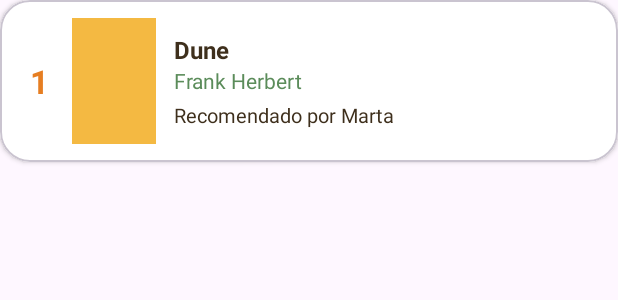
After one commit to lauramm200/LibrosAplicacion, an Android app: the layout item_libro_quiero.xml on its own in the app's theme, with its tools: preview values and no code run, on a phone screen of 412 x 824 dp. The commit adds this screen. Shown: the top 300 px of the screen. Run offline under Robolectric (Android 15) with nearby library versions, the phone set to English and light mode, and no system bars.

Commit message:
Fase4_LayoutQuieroLeer

```diff
--- /dev/null
+++ b/app/src/main/res/layout/item_libro_quiero.xml
@@ -0,0 +1,88 @@
+<?xml version="1.0" encoding="utf-8"?>
+<!-- FILA DE UN LIBRO "QUIERO LEER": puesto, portada y textos en horizontal.
+     Misma estructura que item_libro_leyendo, cambiando el boton por el numero. -->
+<com.google.android.material.card.MaterialCardView
+    xmlns:android="http://schemas.android.com/apk/res/android"
+    xmlns:app="http://schemas.android.com/apk/res-auto"
+    xmlns:tools="http://schemas.android.com/tools"
+    android:layout_width="match_parent"
+    android:layout_height="wrap_content"
+    android:layout_marginBottom="12dp"
+    app:cardBackgroundColor="@color/white"
+    app:cardCornerRadius="20dp"
+    app:cardElevation="2dp">
+
+    <!-- gravity center_vertical: centra numero, portada y textos en vertical -->
+    <LinearLayout
+        android:layout_width="match_parent"
+        android:layout_height="wrap_content"
+        android:gravity="center_vertical"
+        android:orientation="horizontal"
+        android:padding="12dp">
+
+        <!-- PUESTO en la lista (1, 2, 3...). minWidth reserva el mismo ancho
+             aunque el numero tenga una o dos cifras, para que las portadas queden alineadas -->
+        <TextView
+            android:id="@+id/tvPuesto"
+            android:layout_width="wrap_content"
+            android:layout_height="wrap_content"
+            android:gravity="center"
+            android:minWidth="28dp"
+            android:textColor="@color/naranja"
+            android:textSize="22sp"
+            android:textStyle="bold"
+            tools:text="1" />
+
+        <!-- PORTADA pequena -->
+        <ImageView
+            android:id="@+id/ivPortada"
+            android:layout_width="56dp"
+            android:layout_height="84dp"
+            android:layout_marginStart="8dp"
+            android:background="@color/amarillo"
+            android:contentDescription="@string/desc_portada"
+            android:scaleType="centerCrop" />
+
+        <!-- TEXTOS: width=0dp + weight=1 = ocupa el espacio restante -->
+        <LinearLayout
+            android:layout_width="0dp"
+            android:layout_height="wrap_content"
+            android:layout_marginStart="12dp"
+            android:layout_weight="1"
+            android:orientation="vertical">
+
+            <TextView
+                android:id="@+id/tvTitulo"
+                android:layout_width="match_parent"
+                android:layout_height="wrap_content"
+                android:ellipsize="end"
+                android:maxLines="2"
+                android:textColor="@color/marron"
+                android:textSize="16sp"
+                android:textStyle="bold"
+                tools:text="Dune" />
+
+            <TextView
+                android:id="@+id/tvAutor"
+                android:layout_width="match_parent"
+                android:layout_height="wrap_content"
+                android:ellipsize="end"
+                android:maxLines="1"
+                android:textColor="@color/verde"
+                android:textSize="14sp"
+                tools:text="Frank Herbert" />
+
+            <!-- Quien lo recomienda (dato dinamico; usa el string recomendado_por) -->
+            <TextView
+                android:id="@+id/tvRecomendadoPor"
+                android:layout_width="match_parent"
+                android:layout_height="wrap_content"
+                android:layout_marginTop="4dp"
+                android:ellipsize="end"
+                android:maxLines="1"
+                android:textColor="@color/marron"
+                android:textSize="13sp"
+                tools:text="Recomendado por Marta" />
+        </LinearLayout>
+    </LinearLayout>
+</com.google.android.material.card.MaterialCardView>
--- a/app/src/main/res/values/strings.xml
+++ b/app/src/main/res/values/strings.xml
@@ -98,4 +98,10 @@
     <string name="btn_marcar_terminado">Marcar como terminado</string>
     <string name="btn_terminar">Terminar</string>
 
+    <!-- ============ TEXTOS (pantalla Quiero leer) ============ -->
+    <string name="titulo_quiero_leer">Quiero leer</string>
+    <string name="subtitulo_quiero_leer">Ordenados por tu interés</string>
+    <!-- %1$s se sustituira por quien recomienda el libro (texto libre) -->
+    <string name="recomendado_por">Recomendado por %1$s</string>
+
 </resources>
```
Also changed, not shown: app/src/main/res/layout/activity_quiero_leer.xml (+57 -4 lines).
